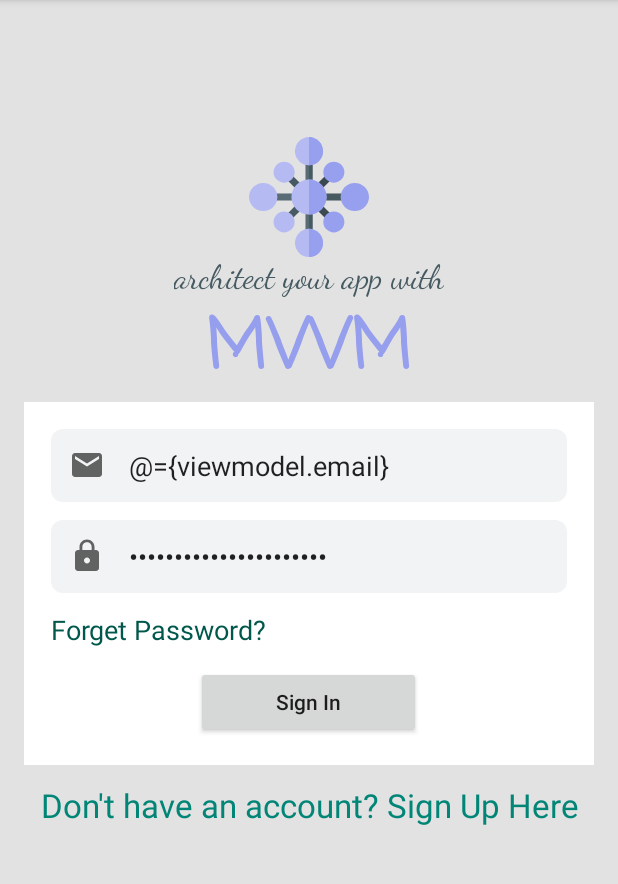
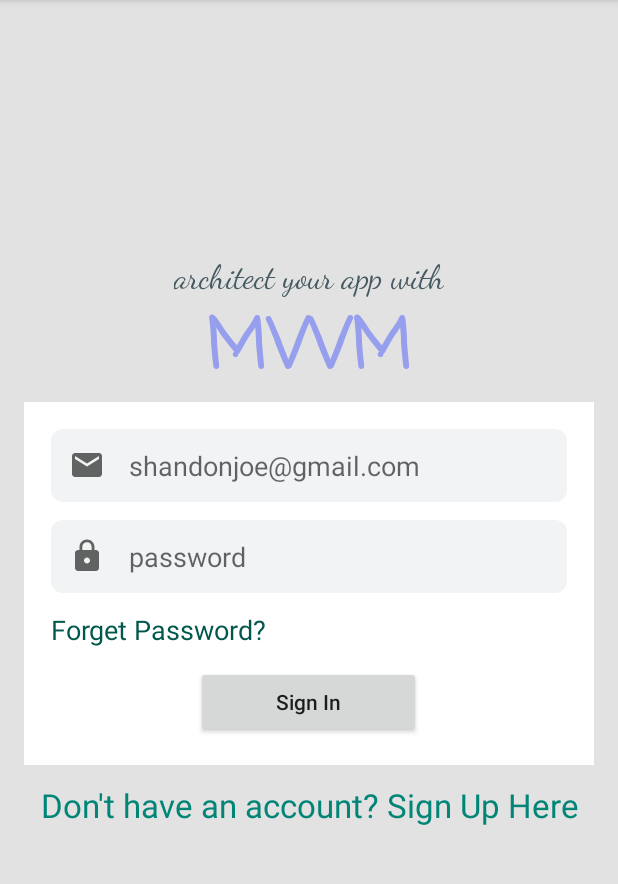
Before and after one commit to jonathan1978/party-app, an Android app: the screen it shows after launch (LoginActivity), after a tap on "Sign In", on a phone screen of 412 x 824 dp, the part 84-968 px from its top. Run offline under Robolectric (Android 15) with nearby library versions, the phone set to English and light mode, and no system bars; our stand-ins replace data binding.

```diff
--- /dev/null
+++ b/app/src/main/java/com/creativeapps/partyapp/ui/auth/AuthListener.kt
@@ -0,0 +1,7 @@
+package com.creativeapps.partyapp.ui.auth
+
+interface AuthListener {
+    fun onStarted()
+    fun onSuccess()
+    fun onFailure(message: String)
+}
--- /dev/null
+++ b/app/src/main/java/com/creativeapps/partyapp/ui/auth/AuthViewModel.kt
@@ -0,0 +1,20 @@
+package com.creativeapps.partyapp.ui.auth
+
+import android.view.View
+import androidx.lifecycle.ViewModel
+
+class AuthViewModel : ViewModel() {
+    var email: String? = null
+    var password: String? = null
+
+    var authListener: AuthListener? = null
+
+    fun onLoginButtonClick(view: View){
+        authListener?.onStarted()
+        if (email.isNullOrEmpty() || password.isNullOrEmpty()){
+            authListener?.onFailure("Invalid Email or Password")
+            return
+        }
+        authListener?.onSuccess()
+    }
+}
--- a/app/src/main/java/com/creativeapps/partyapp/ui/auth/LoginActivity.kt
+++ b/app/src/main/java/com/creativeapps/partyapp/ui/auth/LoginActivity.kt
@@ -2,11 +2,31 @@ package com.creativeapps.partyapp.ui.auth
 
 import android.os.Bundle
 import androidx.appcompat.app.AppCompatActivity
+import androidx.databinding.DataBindingUtil
+import androidx.lifecycle.ViewModelProviders
 import com.creativeapps.partyapp.R
+import com.creativeapps.partyapp.databinding.ActivityLoginBinding
+import com.creativeapps.partyapp.util.toast
 
-class LoginActivity : AppCompatActivity() {
+class LoginActivity : AppCompatActivity(), AuthListener {
     override fun onCreate(savedInstanceState: Bundle?) {
         super.onCreate(savedInstanceState)
-        setContentView(R.layout.activity_login)
+
+        val binding : ActivityLoginBinding = DataBindingUtil.setContentView(this, R.layout.activity_login)
+        val viewModel = ViewModelProviders.of(this).get(AuthViewModel::class.java)
+        binding.viewmodel = viewModel
+        viewModel.authListener = this
+    }
+
+    override fun onStarted() {
+        toast("Login Started")
+    }
+
+    override fun onSuccess() {
+        toast("Login Success")
+    }
+
+    override fun onFailure(message: String) {
+        toast(message)
     }
 }
--- /dev/null
+++ b/app/src/main/java/com/creativeapps/partyapp/util/ViewUtils.kt
@@ -0,0 +1,8 @@
+package com.creativeapps.partyapp.util
+
+import android.content.Context
+import android.widget.Toast
+
+fun Context.toast(message: String){
+    Toast.makeText(this, message, Toast.LENGTH_SHORT).show()
+}
--- a/app/src/main/res/layout/activity_login.xml
+++ b/app/src/main/res/layout/activity_login.xml
@@ -1,13 +1,23 @@
 <?xml version="1.0" encoding="utf-8"?>
-<androidx.coordinatorlayout.widget.CoordinatorLayout
+<layout
     xmlns:android="http://schemas.android.com/apk/res/android"
     xmlns:tools="http://schemas.android.com/tools"
-    xmlns:app="http://schemas.android.com/apk/res-auto"
+    xmlns:app="http://schemas.android.com/apk/res-auto">
+
+    <data>
+
+        <variable
+            name="viewmodel"
+            type="com.creativeapps.partyapp.ui.auth.AuthViewModel" />
+
+    </data>
+
+    <androidx.coordinatorlayout.widget.CoordinatorLayout
+        android:id="@+id/root_layout"
         android:layout_width="match_parent"
         android:background="#E2E2E2"
         android:layout_height="match_parent"
         tools:context=".ui.auth.LoginActivity">
-
 
         <RelativeLayout
             android:padding="16dp"
@@ -18,7 +28,6 @@
                 android:layout_marginTop="75dp"
                 android:id="@+id/image_view_logo"
                 android:layout_centerHorizontal="true"
-            android:background="@drawable/ic_app_logo"
                 android:layout_width="80dp"
                 android:layout_height="80dp"
                 android:contentDescription="@string/txt_logo" />
@@ -29,6 +38,7 @@
                 android:orientation="vertical"
                 android:layout_width="match_parent"
                 android:layout_height="wrap_content">
+
 
             <TextView
                 android:layout_gravity="center_horizontal"
@@ -98,7 +108,7 @@
                 android:layout_gravity="center_horizontal"
                 android:textAllCaps="false"
                 android:text="@string/txt_sign_in"
-                android:onClick="@{viewmodel::onLoginButtonClicked}"
+                android:onClick="@{viewmodel::onLoginButtonClick}"
                 android:layout_width="150dp"
                 android:layout_height="wrap_content"/>
 
@@ -124,5 +134,7 @@
         android:layout_width="wrap_content"
         android:layout_height="wrap_content"/>
 
+    </androidx.coordinatorlayout.widget.CoordinatorLayout>
 
-</androidx.coordinatorlayout.widget.CoordinatorLayout>
+
+</layout>
```
Lines whose indentation alone changed are shown as unchanged.
